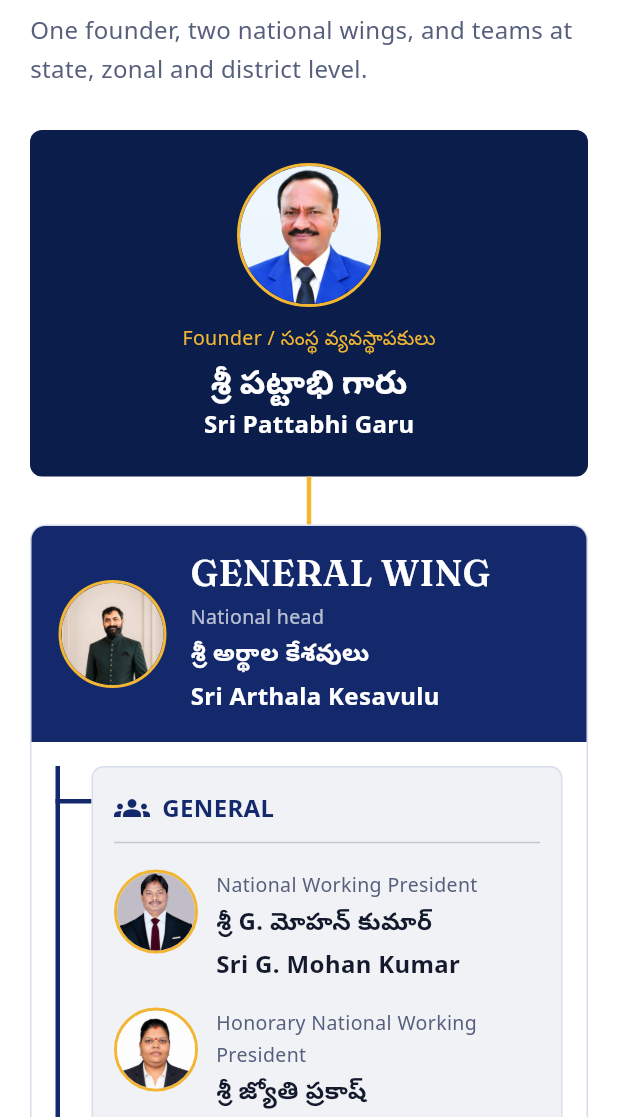
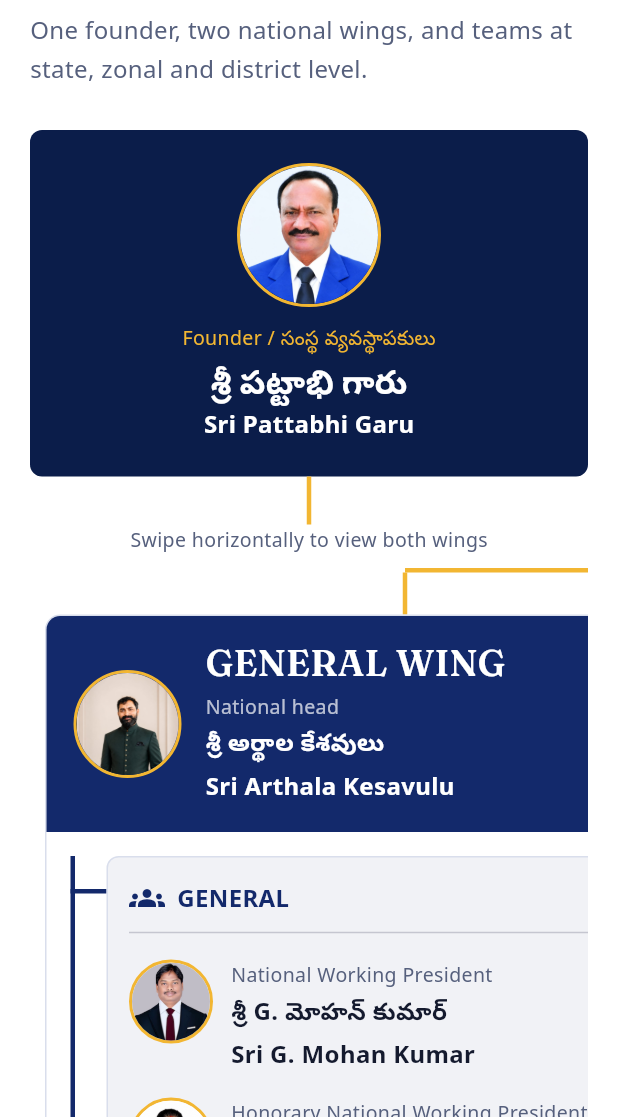
Before and after one commit to K7IT2024/pohrf, a Flutter app: the screen it shows after launch, scrolled down 3456 dp, on a phone screen of 412 x 824 dp, the part 119-1236 px from its top. Run offline on Flutter 3.47's test engine with Material 3 defaults, Android fonts, the phone set to English and light mode, and no system bars; our stand-ins replace google_fonts.

Commit message:
POHRF is added

```diff
--- a/lib/main.dart
+++ b/lib/main.dart
@@ -479,9 +479,18 @@ class Structure extends StatelessWidget {
     final wide = MediaQuery.of(context).size.width > 1000;
     final general = wingBlock(context, 'General Wing', 'శ్రీ అర్థాల కేశవులు', 'Sri Arthala Kesavulu', navy2, generalCols, const {});
     final women = wingBlock(context, 'Women\'s Wing', 'శ్రీమతి అర్థాల ధన్యవాణి', 'Smt. Arthala Dhanyavani', rose, womenCols, womenNotes);
+    final wings = Column(children: [
+      FractionallySizedBox(widthFactor: .5, child: Container(height: 3, color: gold)),
+      Row(crossAxisAlignment: CrossAxisAlignment.start, children: [
+        Expanded(child: Column(children: [vline(28), Padding(padding: const EdgeInsets.symmetric(horizontal: 10), child: general)])),
+        Expanded(child: Column(children: [vline(28), Padding(padding: const EdgeInsets.symmetric(horizontal: 10), child: women)])),
+      ]),
+    ]);
     return Column(children: [
-      Container(
-        width: 420,
+      ConstrainedBox(
+        constraints: const BoxConstraints(maxWidth: 420),
+        child: Container(
+          width: double.infinity,
           padding: const EdgeInsets.all(22),
           decoration: BoxDecoration(color: navy, borderRadius: BorderRadius.circular(8)),
           child: Column(children: [
@@ -493,18 +502,20 @@ class Structure extends StatelessWidget {
             Text('Sri Pattabhi Garu', style: body(w: FontWeight.w700, color: Colors.white)),
           ]),
         ),
+      ),
       vline(),
-      if (wide) ...[
-        FractionallySizedBox(widthFactor: .5, child: Container(height: 3, color: gold)),
-        Row(crossAxisAlignment: CrossAxisAlignment.start, children: [
-          Expanded(child: Column(children: [vline(28), Padding(padding: const EdgeInsets.symmetric(horizontal: 10), child: general)])),
-          Expanded(child: Column(children: [vline(28), Padding(padding: const EdgeInsets.symmetric(horizontal: 10), child: women)])),
-        ]),
-      ] else ...[
-        general,
-        vline(),
-        women,
-      ],
+      if (!wide)
+        Padding(
+          padding: const EdgeInsets.only(bottom: 8),
+          child: Text('Swipe horizontally to view both wings', style: body(size: 13, color: muted)),
+        ),
+      if (wide)
+        wings
+      else
+        SingleChildScrollView(
+          scrollDirection: Axis.horizontal,
+          child: SizedBox(width: 1000, child: wings),
+        ),
       vline(),
       level('1. STATE LEVEL · రాష్ట్ర స్థాయి', stateLevel, const Color(0xFF1B6B2B)),
       vline(),
```
Lines whose indentation alone changed are shown as unchanged.
